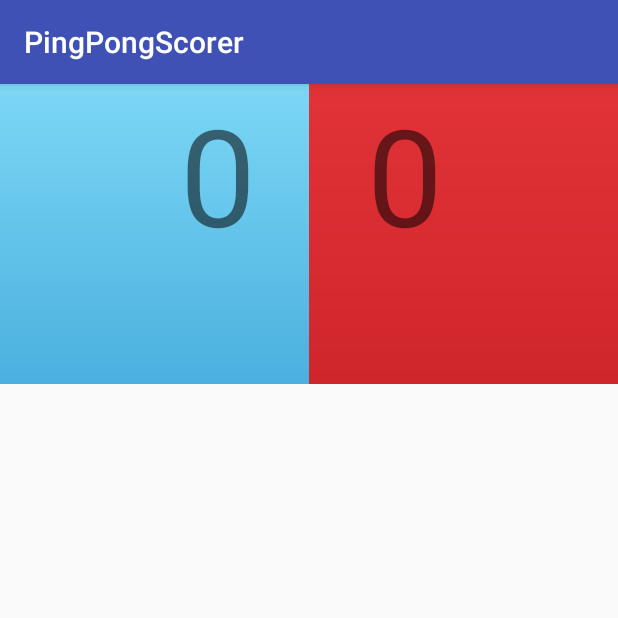
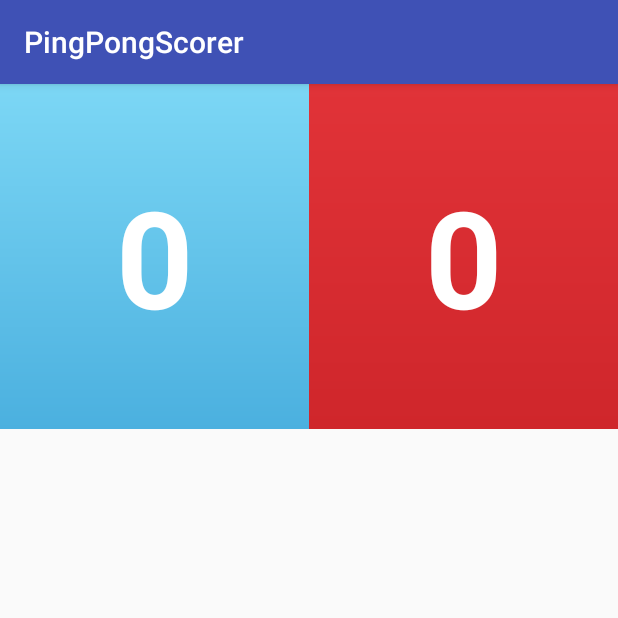
Before and after one commit to ShetlandJ/CodeClanPingPong, an Android app: the GameActivity screen opened directly, with no data from a screen before it, on a phone screen of 412 x 824 dp, the top half of it. Run offline under Robolectric (Android 15) with nearby library versions, the phone set to English and light mode, and no system bars.

Commit message:
Scoring algorithm works

```diff
--- a/app/src/main/java/myfirstgame/pingpongscorer/GameActivity.java
+++ b/app/src/main/java/myfirstgame/pingpongscorer/GameActivity.java
@@ -58,11 +58,10 @@ public class GameActivity extends AppCompatActivity implements View.OnClickListe
     }
 
     public void checkWin() {
-        if (playerOneScoreNumber == 11 && playerTwoScoreNumber < 10) {
+        if (playerOneScoreNumber >= 11 && playerOneScoreNumber - playerTwoScoreNumber >= 2) {
             Toast.makeText(this, "Player 1 wins!", Toast.LENGTH_SHORT).show();
-        } else if (playerTwoScoreNumber == 11 && playerOneScoreNumber < 10) {
+        } else if (playerTwoScoreNumber >= 11 && playerTwoScoreNumber - playerOneScoreNumber >= 2) {
             Toast.makeText(this, "Player 2 wins!", Toast.LENGTH_SHORT).show();
-
         }
     }
 }
--- a/app/src/main/res/layout/game.xml
+++ b/app/src/main/res/layout/game.xml
@@ -6,59 +6,61 @@
     android:layout_height="match_parent"
     tools:context="myfirstgame.pingpongscorer.GameActivity">
 
-    <LinearLayout
+    <RelativeLayout
         android:layout_width="0dip"
-        android:layout_height="200dp"
+        android:layout_height="230dp"
         android:layout_weight=".5"
-        android:background="@drawable/playeronescoreboard">
+        android:background="@drawable/playeronescoreboard"
+        android:onClick="onClick">
+
+        <TextView
+            android:id="@+id/playerOneScore"
+            android:layout_width="wrap_content"
+            android:layout_height="wrap_content"
+            android:layout_centerHorizontal="true"
+            android:layout_centerVertical="true"
+            android:gravity="center"
+            android:textColor="@android:color/background_light"
+            android:textSize="90sp"
+            android:textStyle="bold"
+            app:layout_constraintStart_toStartOf="parent"
+            app:layout_constraintTop_toBottomOf="@+id/playerOneGameName"
+            app:layout_constraintVertical_bias="0.891"
+            tools:text="0" />
 
         <TextView
             android:id="@+id/playerOneGameName"
             android:layout_width="wrap_content"
             android:layout_height="wrap_content"
-            android:layout_marginEnd="8dp"
-            android:layout_marginStart="8dp"
-            android:layout_marginTop="24dp"
-            android:layout_weight="0.5"
-            android:text="TextView"
+            android:layout_alignParentBottom="true"
+            android:layout_alignParentStart="true"
             android:textSize="30sp"
             app:layout_constraintEnd_toEndOf="parent"
             app:layout_constraintHorizontal_bias="0.055"
             app:layout_constraintStart_toStartOf="parent"
-            app:layout_constraintTop_toTopOf="parent" />
+            app:layout_constraintTop_toTopOf="parent"
+            tools:text="name" />
 
-        <TextView
-            android:id="@+id/playerOneScore"
-            android:layout_width="wrap_content"
-            android:layout_height="wrap_content"
-            android:layout_marginBottom="0dp"
-            android:layout_marginTop="0dp"
-            android:layout_weight="0.5"
-            android:gravity="center"
-            android:textSize="90sp"
-            app:layout_constraintBottom_toTopOf="@+id/playerTwoGameName"
-            app:layout_constraintStart_toStartOf="parent"
-            app:layout_constraintTop_toBottomOf="@+id/playerOneGameName"
-            app:layout_constraintVertical_bias="0.891"
-            tools:text="0" />
-
-    </LinearLayout>
+    </RelativeLayout>
 
 
-    <LinearLayout
+    <RelativeLayout
         android:layout_width="0dip"
-        android:layout_height="200dp"
+        android:layout_height="230dp"
         android:layout_weight=".5"
-        android:background="@drawable/playertwoscoreboard">
+        android:background="@drawable/playertwoscoreboard"
+        android:onClick="onClick2">
 
         <TextView
             android:id="@+id/playerTwoScore"
             android:layout_width="wrap_content"
             android:layout_height="wrap_content"
-            android:layout_weight="0.5"
+            android:layout_centerHorizontal="true"
+            android:layout_centerVertical="true"
             android:gravity="center"
-            android:onClick="onClick2"
+            android:textColor="@android:color/background_light"
             android:textSize="90sp"
+            android:textStyle="bold"
             app:layout_constraintEnd_toEndOf="parent"
             tools:layout_editor_absoluteY="2dp"
             tools:text="0" />
@@ -67,16 +69,14 @@
             android:id="@+id/playerTwoGameName"
             android:layout_width="wrap_content"
             android:layout_height="wrap_content"
-            android:layout_marginBottom="0dp"
-            android:layout_marginEnd="0dp"
-            android:layout_marginStart="0dp"
-            android:layout_weight="0.5"
-            android:text="TextView"
+            android:layout_alignParentBottom="true"
+            android:layout_alignParentEnd="true"
+            android:text="name"
             android:textSize="30sp"
             app:layout_constraintBottom_toBottomOf="parent"
             app:layout_constraintEnd_toEndOf="parent"
             app:layout_constraintHorizontal_bias="0.502"
             app:layout_constraintStart_toStartOf="parent" />
 
-    </LinearLayout>
+    </RelativeLayout>
 </LinearLayout>
```
Also changed, not shown: app/src/main/AndroidManifest.xml (+10 -2 lines), app/src/main/res/layout/activity_player_list.xml (+19 -13 lines), app/src/main/java/myfirstgame/pingpongscorer/PlayerListActivity.java (line endings or trailing spaces).
